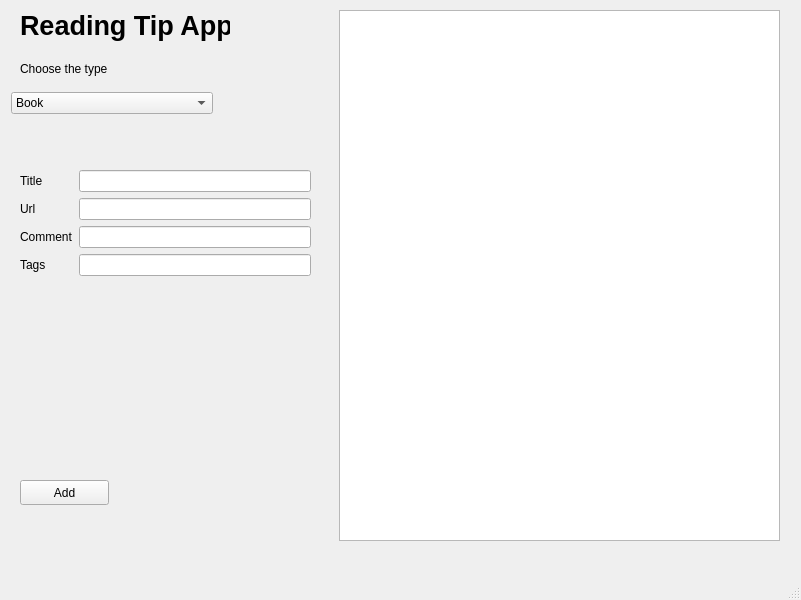
Qt form src/gui/components/mainwindow.ui (vikke1234/ohjelmistotuotanto-miniprojekti) before a commit.
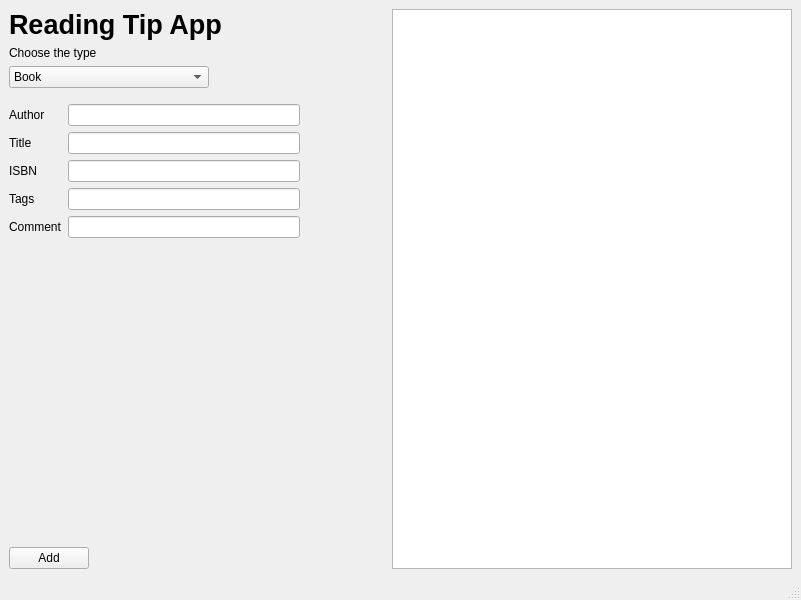
The same form after that commit. The open tabs and pages were chosen to show the change.

Commit message: added comment field

```diff
--- a/src/gui/components/mainwindow.ui
+++ b/src/gui/components/mainwindow.ui
@@ -14,27 +14,79 @@
    <string>MainWindow</string>
   </property>
   <widget class="QWidget" name="centralwidget">
-   <widget class="QPushButton" name="add_button">
-    <property name="geometry">
-     <rect>
-      <x>20</x>
-      <y>480</y>
-      <width>89</width>
-      <height>25</height>
-     </rect>
-    </property>
+   <layout class="QHBoxLayout" name="horizontalLayout_4">
+    <item>
+     <layout class="QHBoxLayout" name="horizontalLayout_3">
+      <item>
+       <layout class="QVBoxLayout" name="verticalLayout">
+        <item>
+         <widget class="QLabel" name="label">
+          <property name="text">
+           <string>&lt;html&gt;&lt;head/&gt;&lt;body&gt;&lt;p&gt;&lt;span style=&quot; font-size:20pt; font-weight:600;&quot;&gt;Reading Tip App&lt;/span&gt;&lt;/p&gt;&lt;/body&gt;&lt;/html&gt;</string>
+          </property>
+         </widget>
+        </item>
+        <item>
+         <widget class="QLabel" name="label_2">
     <property name="text">
-     <string>Add</string>
-    </property>
-   </widget>
-   <widget class="QStackedWidget" name="stackedWidget_2">
-    <property name="geometry">
-     <rect>
-      <x>20</x>
-      <y>150</y>
-      <width>291</width>
-      <height>321</height>
-     </rect>
+           <string>Choose the type</string>
+          </property>
+         </widget>
+        </item>
+        <item>
+         <layout class="QHBoxLayout" name="horizontalLayout">
+          <item>
+           <widget class="QComboBox" name="comboBox">
+            <property name="minimumSize">
+             <size>
+              <width>200</width>
+              <height>0</height>
+             </size>
+            </property>
+            <item>
+             <property name="text">
+              <string>Book</string>
+             </property>
+            </item>
+            <item>
+             <property name="text">
+              <string>Podcast</string>
+             </property>
+            </item>
+            <item>
+             <property name="text">
+              <string>Video</string>
+             </property>
+            </item>
+            <item>
+             <property name="text">
+              <string>BlogPost</string>
+             </property>
+            </item>
+           </widget>
+          </item>
+          <item>
+           <spacer name="horizontalSpacer_3">
+            <property name="orientation">
+             <enum>Qt::Horizontal</enum>
+            </property>
+            <property name="sizeHint" stdset="0">
+             <size>
+              <width>40</width>
+              <height>20</height>
+             </size>
+            </property>
+           </spacer>
+          </item>
+         </layout>
+        </item>
+        <item>
+         <widget class="QStackedWidget" name="input_form">
+          <property name="sizePolicy">
+           <sizepolicy hsizetype="Minimum" vsizetype="Preferred">
+            <horstretch>0</horstretch>
+            <verstretch>0</verstretch>
+           </sizepolicy>
     </property>
     <property name="currentIndex">
      <number>0</number>
@@ -50,6 +102,16 @@
        </rect>
       </property>
       <layout class="QFormLayout" name="formLayout">
+             <item row="4" column="0">
+              <widget class="QLabel" name="nameLabel">
+               <property name="text">
+                <string>Author</string>
+               </property>
+              </widget>
+             </item>
+             <item row="4" column="1">
+              <widget class="QLineEdit" name="nameLineEdit"/>
+             </item>
        <item row="5" column="0">
         <widget class="QLabel" name="titleLabel">
          <property name="text">
@@ -70,19 +132,6 @@
        <item row="6" column="1">
         <widget class="QLineEdit" name="titleLineEdit"/>
        </item>
-       <item row="4" column="1">
-        <widget class="QLineEdit" name="nameLineEdit"/>
-       </item>
-       <item row="4" column="0">
-        <widget class="QLabel" name="nameLabel">
-         <property name="text">
-          <string>Author</string>
-         </property>
-        </widget>
-       </item>
-       <item row="7" column="1">
-        <widget class="QLineEdit" name="linkLineEdit"/>
-       </item>
        <item row="7" column="0">
         <widget class="QLabel" name="linkLabel">
          <property name="text">
@@ -90,6 +139,19 @@
          </property>
         </widget>
        </item>
+             <item row="7" column="1">
+              <widget class="QLineEdit" name="linkLineEdit"/>
+             </item>
+             <item row="8" column="0">
+              <widget class="QLabel" name="commentLabel_2">
+               <property name="text">
+                <string>Comment</string>
+               </property>
+              </widget>
+             </item>
+             <item row="8" column="1">
+              <widget class="QLineEdit" name="commentLineEdit_2"/>
+             </item>
       </layout>
      </widget>
     </widget>
@@ -144,6 +206,16 @@
          </property>
         </widget>
        </item>
+             <item row="5" column="0">
+              <widget class="QLabel" name="commentLabel_4">
+               <property name="text">
+                <string>Comment</string>
+               </property>
+              </widget>
+             </item>
+             <item row="5" column="1">
+              <widget class="QLineEdit" name="commentLineEdit_4"/>
+             </item>
       </layout>
      </widget>
     </widget>
@@ -178,16 +250,6 @@
        <item row="2" column="1">
         <widget class="QLineEdit" name="titleLineEdit_3"/>
        </item>
-       <item row="3" column="0">
-        <widget class="QLabel" name="commentLabel">
-         <property name="text">
-          <string>Comment</string>
-         </property>
-        </widget>
-       </item>
-       <item row="3" column="1">
-        <widget class="QLineEdit" name="commentLineEdit"/>
-       </item>
        <item row="4" column="0">
         <widget class="QLabel" name="tagsLabel">
          <property name="text">
@@ -198,6 +260,16 @@
        <item row="4" column="1">
         <widget class="QLineEdit" name="tagsLineEdit"/>
        </item>
+             <item row="5" column="0">
+              <widget class="QLabel" name="commentLabel">
+               <property name="text">
+                <string>Comment</string>
+               </property>
+              </widget>
+             </item>
+             <item row="5" column="1">
+              <widget class="QLineEdit" name="commentLineEdit"/>
+             </item>
       </layout>
      </widget>
     </widget>
@@ -242,18 +314,60 @@
        <item row="5" column="1">
         <widget class="QLineEdit" name="nameLineEdit_4"/>
        </item>
+             <item row="6" column="0">
+              <widget class="QLabel" name="commentLabel_3">
+               <property name="text">
+                <string>Comment</string>
+               </property>
+              </widget>
+             </item>
+             <item row="6" column="1">
+              <widget class="QLineEdit" name="commentLineEdit_3"/>
+             </item>
       </layout>
      </widget>
     </widget>
    </widget>
-   <widget class="QListWidget" name="listWidget">
-    <property name="geometry">
-     <rect>
-      <x>339</x>
-      <y>10</y>
-      <width>441</width>
-      <height>531</height>
-     </rect>
+        </item>
+        <item>
+         <layout class="QHBoxLayout" name="horizontalLayout_2">
+          <item>
+           <widget class="QPushButton" name="add_button">
+            <property name="sizePolicy">
+             <sizepolicy hsizetype="Minimum" vsizetype="Minimum">
+              <horstretch>0</horstretch>
+              <verstretch>0</verstretch>
+             </sizepolicy>
+            </property>
+            <property name="text">
+             <string>Add</string>
+            </property>
+           </widget>
+          </item>
+          <item>
+           <spacer name="horizontalSpacer_2">
+            <property name="orientation">
+             <enum>Qt::Horizontal</enum>
+            </property>
+            <property name="sizeHint" stdset="0">
+             <size>
+              <width>40</width>
+              <height>20</height>
+             </size>
+            </property>
+           </spacer>
+          </item>
+         </layout>
+        </item>
+       </layout>
+      </item>
+      <item>
+       <widget class="QListView" name="listView">
+        <property name="sizePolicy">
+         <sizepolicy hsizetype="Maximum" vsizetype="Expanding">
+          <horstretch>0</horstretch>
+          <verstretch>0</verstretch>
+         </sizepolicy>
     </property>
     <property name="minimumSize">
      <size>
@@ -268,74 +382,10 @@
      </size>
     </property>
    </widget>
-   <widget class="QLabel" name="label">
-    <property name="geometry">
-     <rect>
-      <x>20</x>
-      <y>10</y>
-      <width>210</width>
-      <height>32</height>
-     </rect>
-    </property>
-    <property name="text">
-     <string>&lt;html&gt;&lt;head/&gt;&lt;body&gt;&lt;p&gt;&lt;span style=&quot; font-size:20pt; font-weight:600;&quot;&gt;Reading Tip App&lt;/span&gt;&lt;/p&gt;&lt;/body&gt;&lt;/html&gt;</string>
-    </property>
-   </widget>
-   <widget class="QWidget" name="horizontalLayoutWidget">
-    <property name="geometry">
-     <rect>
-      <x>11</x>
-      <y>90</y>
-      <width>202</width>
-      <height>27</height>
-     </rect>
-    </property>
-    <layout class="QHBoxLayout" name="horizontalLayout_3">
-     <item>
-      <widget class="QComboBox" name="comboBox">
-       <property name="minimumSize">
-        <size>
-         <width>200</width>
-         <height>0</height>
-        </size>
-       </property>
-       <item>
-        <property name="text">
-         <string>Book</string>
-        </property>
-       </item>
-       <item>
-        <property name="text">
-         <string>Podcast</string>
-        </property>
-       </item>
-       <item>
-        <property name="text">
-         <string>Video</string>
-        </property>
-       </item>
-       <item>
-        <property name="text">
-         <string>BlogPost</string>
-        </property>
-       </item>
-      </widget>
-     </item>
-    </layout>
-   </widget>
-   <widget class="QLabel" name="label_2">
-    <property name="geometry">
-     <rect>
-      <x>20</x>
-      <y>60</y>
-      <width>112</width>
-      <height>17</height>
-     </rect>
-    </property>
-    <property name="text">
-     <string>Choose the type</string>
-    </property>
-   </widget>
+      </item>
+     </layout>
+    </item>
+   </layout>
   </widget>
   <widget class="QMenuBar" name="menubar">
    <property name="geometry">
@@ -343,7 +393,7 @@
      <x>0</x>
      <y>0</y>
      <width>801</width>
-     <height>22</height>
+     <height>30</height>
     </rect>
    </property>
   </widget>
```
Left out of the diff: 2 changed lines with no effect on the pictures. Lines whose indentation alone changed are shown as unchanged. The commit also changes 1 other file.
